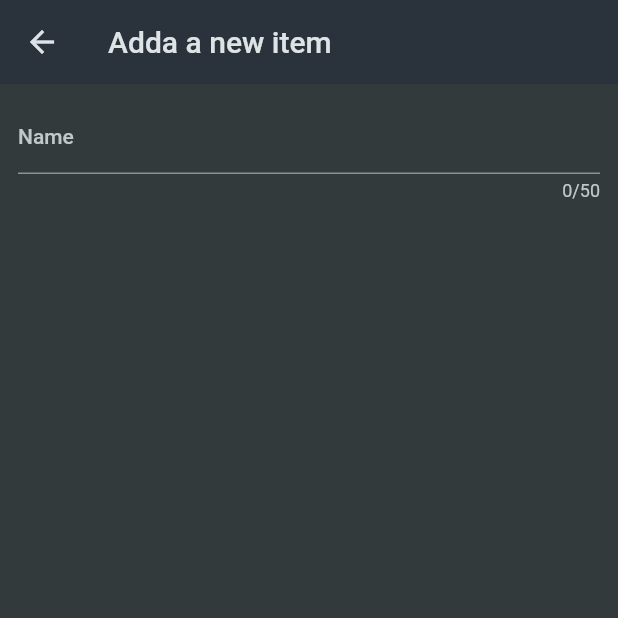
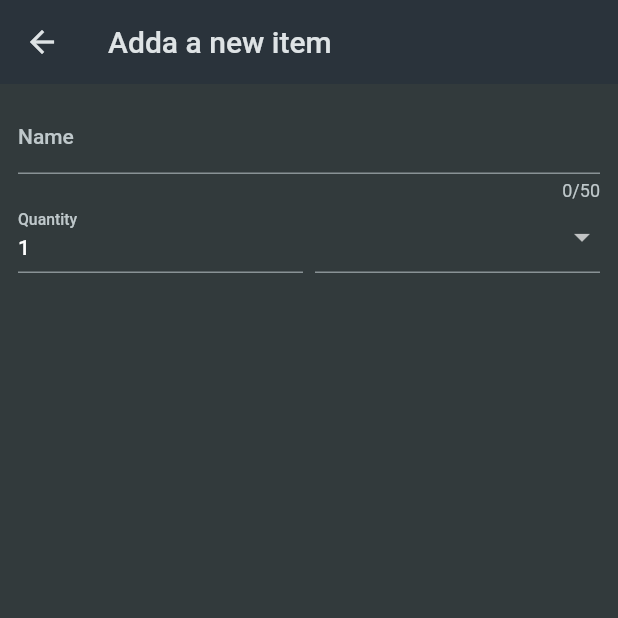
Before and after one commit to HMEI83/Shopping-list-app, a Flutter app: the NewItem screen opened directly, on a phone screen of 412 x 824 dp, the top half of it. Run offline on Flutter 3.47's test engine with Material 2 defaults, Android fonts, the phone set to English and light mode, and no system bars.

```diff
--- a/shopping_list_app/lib/widgets/new_item.dart
+++ b/shopping_list_app/lib/widgets/new_item.dart
@@ -1,4 +1,6 @@
 import 'package:flutter/material.dart';
+import 'package:shopping_list_app/data/categories.dart';
+import 'package:shopping_list_app/models/category.dart';
 
 class NewItem extends StatefulWidget {
   const NewItem({super.key});
@@ -28,6 +30,40 @@ class _NewItemState extends State<NewItem> {
                   return 'Demo...';
                 },
               ),
+              Row(
+                crossAxisAlignment: CrossAxisAlignment.end,
+                children: [
+                  Expanded(
+                    child: TextFormField(
+                      decoration: const InputDecoration(
+                        label: Text('Quantity'),
+                      ),
+                      initialValue: '1',
+                    ),
+                  ),
+                  const SizedBox(
+                    width: 8,
+                  ),
+                  Expanded(
+                    child: DropdownButtonFormField(items: [
+                      for (final category in categories.entries)
+                        DropdownMenuItem(
+                            value: category.value,
+                            child: Row(children: [
+                              Container(
+                                width: 16,
+                                height: 16,
+                                color: category.value.color,
+                              ),
+                              const SizedBox(
+                                width: 6,
+                              ),
+                              Text(category.value.title),
+                            ]))
+                    ], onChanged: (value) {}),
+                  ),
+                ],
+              )
             ],
           ),
         ),
```
